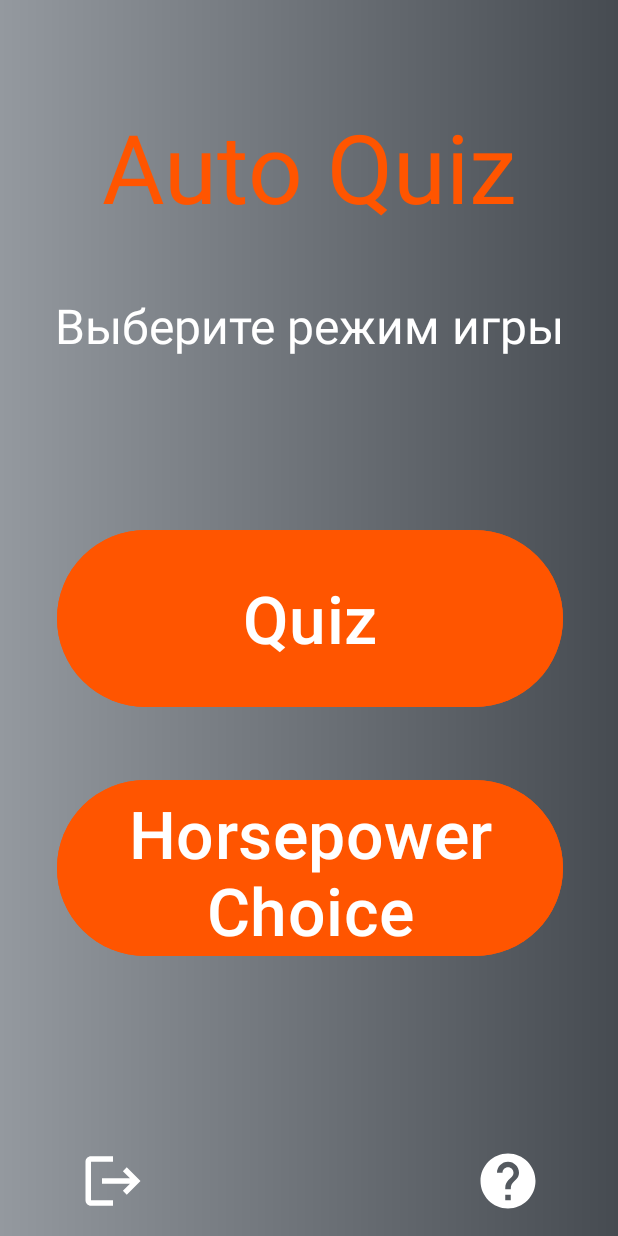
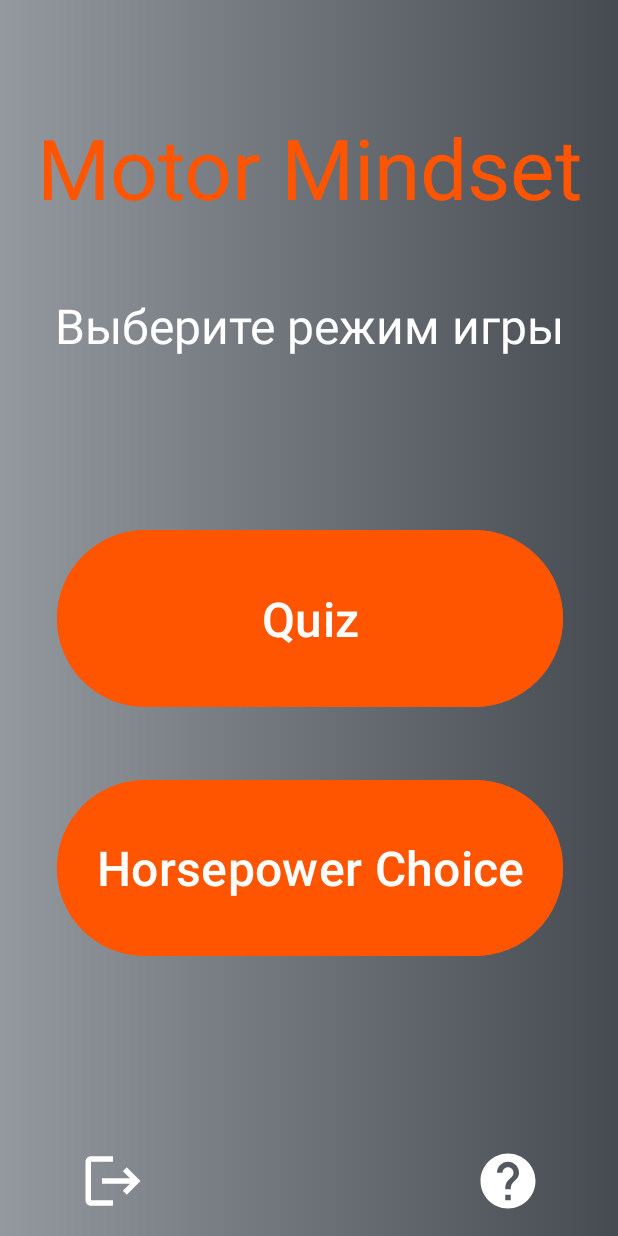
Before and after one commit to haykoo161/AutoQuiz, an Android app: the screen it shows after launch once a user with an empty profile is signed in (Hub), on a phone screen of 412 x 824 dp. Run offline under Robolectric (Android 15) with nearby library versions, the phone set to English and light mode, and no system bars; our stand-ins replace Firebase (no records; nobody signed in at launch, a user with empty details on screens opened directly).

Commit message:
100 tokos 100%%

```diff
--- a/app/src/main/res/layout/activity_hub.xml
+++ b/app/src/main/res/layout/activity_hub.xml
@@ -20,8 +20,8 @@
         <TextView
             android:layout_width="match_parent"
             android:layout_height="match_parent"
-            android:text="Auto Quiz"
-            android:textSize="64sp"
+            android:text="Motor Mindset"
+            android:textSize="56sp"
             android:layout_weight="1"
             android:gravity="center"
             android:textColor="@color/orange"/>
@@ -70,7 +70,7 @@
                 android:text="Quiz"
                 android:textColor="@color/white"
                 android:backgroundTint="@color/orange"
-                android:textSize="44sp"/>
+                android:textSize="32sp"/>
             <Space
                 android:layout_width="match_parent"
                 android:layout_height="match_parent"
@@ -83,7 +83,7 @@
                 android:text="Horsepower Choice"
                 android:textColor="@color/white"
                 android:backgroundTint="@color/orange"
-                android:textSize="44sp" />
+                android:textSize="32sp" />
             <Space
                 android:layout_width="match_parent"
                 android:layout_height="match_parent"
--- a/app/src/main/res/values/strings.xml
+++ b/app/src/main/res/values/strings.xml
@@ -1,5 +1,5 @@
 <resources>
-    <string name="app_name">AutoQuiz</string>
+    <string name="app_name">Motor Mindset</string>
     <string name="register">Register</string>
     <string name="login">Login</string>
     <string name="confirm_password">Confirm Password</string>
```
Also changed, not shown: app/src/main/res/layout/activity_about_game.xml (+4 -4 lines), app/src/main/res/drawable/logo.jpg.
